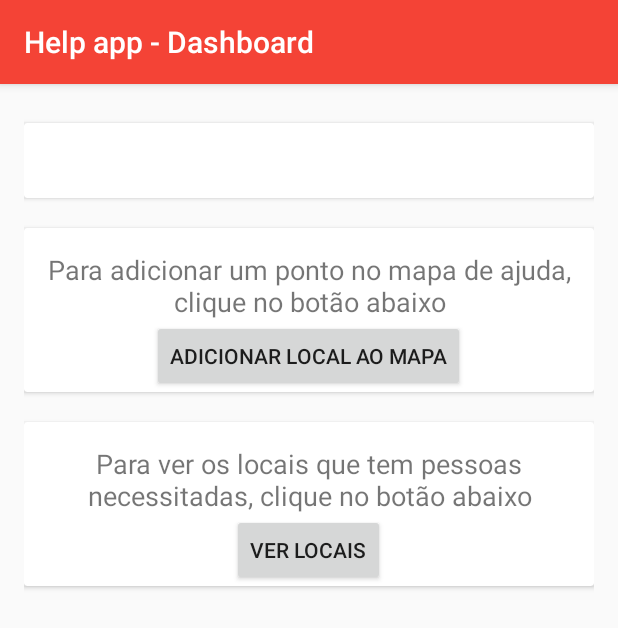
After one commit to gspaiva/HelpApp, an Android app: the DashboardActivity screen opened directly, with no data from a screen before it, on a phone screen of 412 x 824 dp. The commit adds this screen. Shown: the top 628 px of the screen. Run offline under Robolectric (Android 15) with nearby library versions, the phone set to English and light mode, and no system bars; our stand-ins replace Firebase (no records; nobody signed in at launch, a user with empty details on screens opened directly); libraries missing offline, so code that uses them is left out: com.mikepenz.materialdrawer; 1 statement that could not run was skipped.

Commit message:
Tela dashboard criada, Login Done, Cadastro Done

```diff
--- a/app/build.gradle
+++ b/app/build.gradle
@@ -10,6 +10,7 @@ android {
         versionCode 1
         versionName "1.0"
         testInstrumentationRunner "android.support.test.runner.AndroidJUnitRunner"
+        multiDexEnabled true
     }
     buildTypes {
         release {
@@ -30,10 +31,15 @@ dependencies {
 
     compile 'com.google.android.gms:play-services-auth:10.0.1'
     compile 'com.android.support:appcompat-v7:25.1.0'
-    compile 'com.google.firebase:firebase-storage:10.0.1'
     compile 'com.google.firebase:firebase-auth:10.0.1'
     compile 'com.google.firebase:firebase-database:10.0.1'
     compile 'com.google.android.gms:play-services:10.0.1'
+    compile 'com.android.support:cardview-v7:21.0.+'
+    compile('com.mikepenz:materialdrawer:5.8.1@aar') {
+        transitive = true
+    }
+    compile 'com.android.support:multidex:1.0.0'
+
     testCompile 'junit:junit:4.12'
 }
 apply plugin: 'com.google.gms.google-services'
--- a/app/src/main/AndroidManifest.xml
+++ b/app/src/main/AndroidManifest.xml
@@ -3,8 +3,8 @@
     package="dcc.ufla.br.helpapp">
 
     <uses-permission android:name="android.permission.INTERNET" />
-    <uses-permission android:name="android.permission.ACCESS_COARSE_LOCATION"></uses-permission>
-    <uses-permission android:name="android.permission.ACCESS_FINE_LOCATION"></uses-permission>
+    <uses-permission android:name="android.permission.ACCESS_COARSE_LOCATION" />
+    <uses-permission android:name="android.permission.ACCESS_FINE_LOCATION" />
 
     <!--
          The ACCESS_COARSE/FINE_LOCATION permissions are not required to use
@@ -18,7 +18,9 @@
         android:icon="@mipmap/ic_launcher"
         android:label="@string/app_name"
         android:supportsRtl="true"
+        android:name="android.support.multidex.MultiDexApplication"
         android:theme="@style/AppTheme">
+
         <activity android:name=".LoginActivity">
             <intent-filter>
                 <action android:name="android.intent.action.MAIN" />
@@ -41,7 +43,8 @@
 
         <activity
             android:name=".HelpMapsActivity"
-            android:label="@string/title_activity_help_maps"></activity>
+            android:label="@string/title_activity_help_maps" />
+        <activity android:name=".DashboardActivity"></activity>
     </application>
 
 </manifest>
--- a/app/src/main/java/dcc/ufla/br/helpapp/CadastrarUsuarioActivity.java
+++ b/app/src/main/java/dcc/ufla/br/helpapp/CadastrarUsuarioActivity.java
@@ -42,6 +42,7 @@ public class CadastrarUsuarioActivity extends AppCompatActivity{
 
         getSupportActionBar().setTitle("Cadastro de usuário");
 
+
         //get instance
         auth  = FirebaseAuth.getInstance();
 
@@ -59,33 +60,33 @@ public class CadastrarUsuarioActivity extends AppCompatActivity{
 
                 //validar campos antes de mandar
 
-                User user = new User(edtNome.getText().toString(),edtEmail.getText().toString(),edtSenha.getText().toString()
+                final User user = new User(edtNome.getText().toString(),edtEmail.getText().toString(),edtSenha.getText().toString()
                 ,edtEndereco.getText().toString());
 
                 auth.createUserWithEmailAndPassword(user.email,user.senha).addOnFailureListener(new OnFailureListener() {
                     @Override
                     public void onFailure(@NonNull Exception e) {
-                        Log.v("TAG",e.getMessage());
+
                     }
                 }).addOnCompleteListener(CadastrarUsuarioActivity.this, new OnCompleteListener<AuthResult>() {
                             @Override
                             public void onComplete(@NonNull Task<AuthResult> task) {
-                                Log.v("TAG","QUE TA CONTENCENDO00");
-                                Toast.makeText(CadastrarUsuarioActivity.this,"Dados salvos com sucesso" + String.valueOf(task.isSuccessful()),Toast.LENGTH_SHORT).show();
 
+                                DatabaseReference usersRef = mRootRef.child("users");
+                                usersRef.push().setValue(user).addOnCompleteListener(new OnCompleteListener<Void>() {
+                                    @Override
+                                    public void onComplete(@NonNull Task<Void> task) {
+                                        Toast.makeText(getBaseContext(),"Dados salvos com sucesso" ,Toast.LENGTH_SHORT).show();
+                                        Intent i = new Intent(CadastrarUsuarioActivity.this, LoginActivity.class);
+                                        startActivity(i);
+                                    }
+
+                                });
                             }
                         });
 
-                /*
-                //passa os dados pro banco de dados
-                DatabaseReference usersRef = mRootRef.child("users");
-                usersRef.push().setValue(user).addOnCompleteListener(new OnCompleteListener<Void>() {
-                    @Override
-                    public void onComplete(@NonNull Task<Void> task) {
-                        Toast.makeText(getBaseContext(),"Dados salvos com sucesso" + String.valueOf(task.isSuccessful()),Toast.LENGTH_SHORT).show();
-                    }
 
-                });*/
+
 
 
             }
--- /dev/null
+++ b/app/src/main/java/dcc/ufla/br/helpapp/DashboardActivity.java
@@ -0,0 +1,88 @@
+package dcc.ufla.br.helpapp;
+
+import android.app.ProgressDialog;
+import android.support.v7.app.AppCompatActivity;
+import android.os.Bundle;
+import android.widget.TextView;
+
+import com.google.firebase.auth.FirebaseAuth;
+import com.google.firebase.auth.FirebaseUser;
+import com.google.firebase.database.DataSnapshot;
+import com.google.firebase.database.DatabaseError;
+import com.google.firebase.database.DatabaseReference;
+import com.google.firebase.database.FirebaseDatabase;
+import com.google.firebase.database.Query;
+import com.google.firebase.database.ValueEventListener;
+import com.mikepenz.materialdrawer.Drawer;
+import com.mikepenz.materialdrawer.DrawerBuilder;
+import com.mikepenz.materialdrawer.model.PrimaryDrawerItem;
+
+
+import dcc.ufla.br.helpapp.models.User;
+
+
+public class DashboardActivity extends AppCompatActivity {
+
+    private TextView txtBemvindo;
+    private FirebaseAuth mAuth;
+    private FirebaseUser user;
+    private FirebaseDatabase database;
+    private DatabaseReference mRef;
+    private ProgressDialog progressDialog;
+    private Drawer drawer;
+
+    @Override
+    protected void onCreate(Bundle savedInstanceState) {
+        super.onCreate(savedInstanceState);
+        setContentView(R.layout.activity_dashboard);
+
+        getSupportActionBar().setTitle("Help app - Dashboard");
+        //iniatilizing the progress dialog
+        progressDialog = new ProgressDialog(DashboardActivity.this);
+        progressDialog.setMessage("Carregando dados");
+        progressDialog.show();
+
+
+        //initializing the side bar
+
+        drawer = new DrawerBuilder().withActionBarDrawerToggle(true).withActivity(this).addDrawerItems(new PrimaryDrawerItem().withIdentifier(1).withName("Logout")).build();
+
+        //get the instance of the textview
+        txtBemvindo = (TextView)findViewById(R.id.txtBemvindo);
+
+        //get instance of auth
+
+        mAuth = FirebaseAuth.getInstance();
+
+        //getting reference
+
+        database = FirebaseDatabase.getInstance();
+
+        mRef = database.getReference();
+
+        user = mAuth.getCurrentUser();
+
+        Query userQuery = mRef.child("users").orderByChild("email").equalTo(user.getEmail());
+
+
+
+        userQuery.addValueEventListener(new ValueEventListener() {
+            @Override
+            public void onDataChange(DataSnapshot dataSnapshot) {
+
+                for( DataSnapshot s : dataSnapshot.getChildren()){
+
+                    User u = s.getValue(User.class);
+                    txtBemvindo.setText("Bem vindo ao Help App "+ u.nome );
+                }
+                progressDialog.dismiss();
+            }
+            @Override
+            public void onCancelled(DatabaseError databaseError) {
+
+            }
+        });
+
+
+    }
+}
--- a/app/src/main/java/dcc/ufla/br/helpapp/LoginActivity.java
+++ b/app/src/main/java/dcc/ufla/br/helpapp/LoginActivity.java
@@ -79,17 +79,16 @@ public class LoginActivity extends AppCompatActivity {
                     public void onComplete(@NonNull Task<AuthResult> task) {
                         if(!task.isSuccessful()){
                             progressDialog.dismiss();
-
-
-
+                            //mensagem do validador que ainda será implementado
                             Toast.makeText(LoginActivity.this,task.getException().getMessage(),Toast.LENGTH_LONG).show();
 
                         }
                         else{
-                            //Intent i = new Intent (LoginActivity.this, DashActivity.class);
+
                             progressDialog.dismiss();
                             Toast.makeText(LoginActivity.this,"Logado com sucesso" ,Toast.LENGTH_SHORT).show();
-                            //startActivity(
+                            Intent i = new Intent(LoginActivity.this,DashboardActivity.class);
+                            startActivity(i);
                         }
                     }
                 });
--- /dev/null
+++ b/app/src/main/res/layout/activity_dashboard.xml
@@ -0,0 +1,93 @@
+<?xml version="1.0" encoding="utf-8"?>
+<LinearLayout xmlns:android="http://schemas.android.com/apk/res/android"
+    xmlns:tools="http://schemas.android.com/tools"
+    android:id="@+id/activity_dashboard"
+    android:layout_width="match_parent"
+    android:layout_height="match_parent"
+    android:paddingBottom="@dimen/activity_vertical_margin"
+    android:paddingLeft="@dimen/activity_horizontal_margin"
+    android:paddingRight="@dimen/activity_horizontal_margin"
+    android:paddingTop="@dimen/activity_vertical_margin"
+    android:orientation="vertical"
+    tools:context="dcc.ufla.br.helpapp.DashboardActivity">
+
+
+
+    <android.support.v7.widget.CardView
+        android:layout_marginTop="10dp"
+        android:layout_width="match_parent"
+        android:layout_height="50dp">
+
+        <TextView
+            android:layout_width="match_parent"
+            android:layout_height="wrap_content"
+            android:id="@+id/txtBemvindo"
+            android:textSize="18sp"
+            android:gravity="center"
+            android:textStyle="bold"
+            />
+
+    </android.support.v7.widget.CardView>
+
+
+    <android.support.v7.widget.CardView
+        android:layout_width="match_parent"
+        android:layout_height="wrap_content"
+        android:layout_marginTop="20dp"
+        >
+
+        <LinearLayout
+            android:layout_width="match_parent"
+            android:layout_height="match_parent"
+            android:orientation="vertical">
+
+            <TextView
+                android:layout_marginTop="15dp"
+                android:textSize="18sp"
+                android:layout_width="wrap_content"
+                android:layout_height="wrap_content"
+                android:gravity="center"
+                android:text="@string/txtExpMapa"/>
+
+
+            <Button
+                android:layout_width="wrap_content"
+                android:layout_height="wrap_content"
+                android:text="@string/btnAddPontoMapa"
+                android:layout_gravity="center" />
+
+        </LinearLayout>
+
+
+    </android.support.v7.widget.CardView>
+
+    <android.support.v7.widget.CardView
+        android:layout_marginTop="20dp"
+        android:layout_width="match_parent"
+        android:layout_height="wrap_content">
+
+        <LinearLayout
+            android:orientation="vertical"
+            android:layout_width="match_parent"
+            android:layout_height="wrap_content">
+
+            <TextView
+                android:layout_marginTop="15dp"
+                android:textSize="18sp"
+                android:layout_width="wrap_content"
+                android:layout_height="wrap_content"
+                android:gravity="center"
+                android:text="@string/txtExpVerMapa"/>
+
+            <Button
+                android:layout_width="wrap_content"
+                android:layout_height="wrap_content"
+                android:text="@string/btnVerPontosMapa"
+                android:layout_gravity="center"
+                />
+
+        </LinearLayout>
+    </android.support.v7.widget.CardView>
+
+
+</LinearLayout>
--- a/app/src/main/res/values/strings.xml
+++ b/app/src/main/res/values/strings.xml
@@ -12,5 +12,10 @@
     <string name="txtEndereco">Endereço</string>
     <string name="txtConfirmarCadastro">Confirmar</string>
     <string name="title_activity_help_maps">"Mapa de ajuda"</string>
+    <string name="txtBemVindo">"Bem vindo(a) ao Help App!"</string>
+    <string name="txtExpMapa">Para adicionar um ponto no mapa de ajuda, clique no botão abaixo</string>
+    <string name="txtExpVerMapa">Para ver os locais que tem pessoas necessitadas, clique no botão abaixo</string>
+    <string name="btnAddPontoMapa">Adicionar local ao mapa</string>
+    <string name="btnVerPontosMapa">Ver locais </string>
 
 </resources>
```
